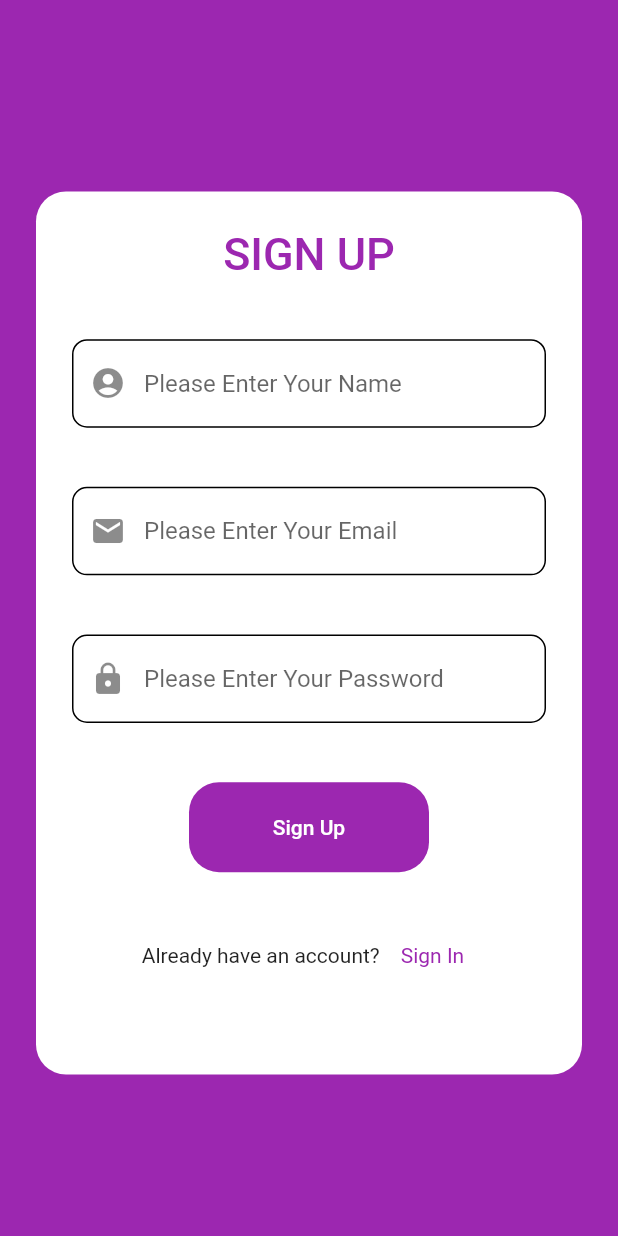
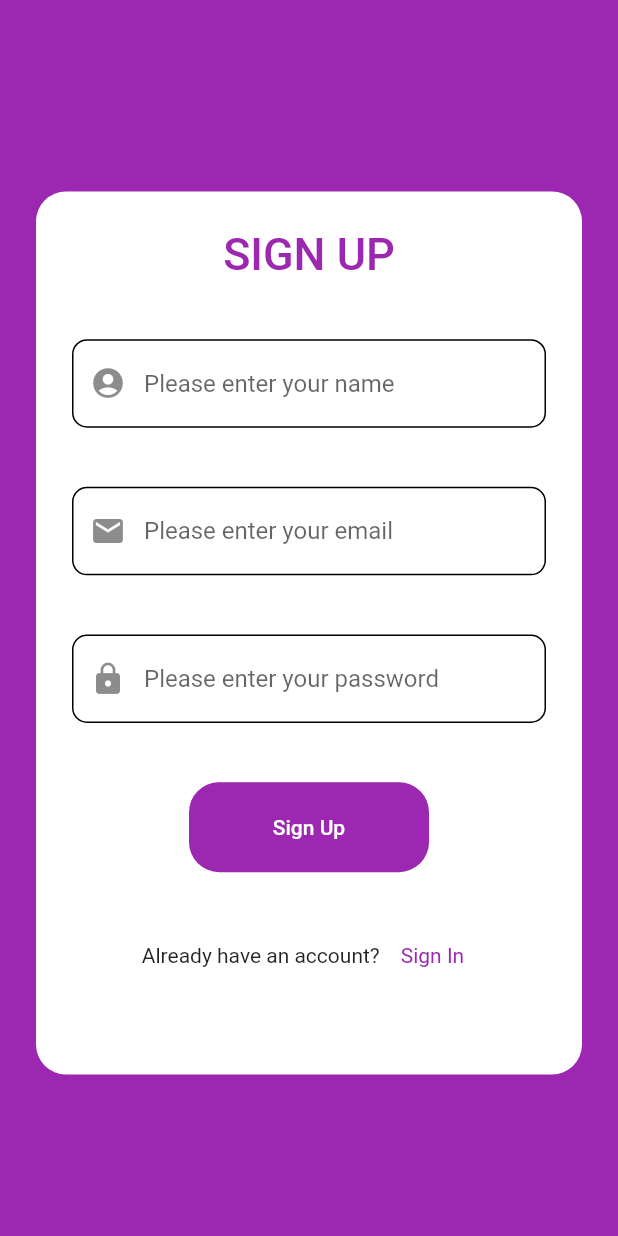
Before and after one commit to yogeshkumar24/e-commerce_demo, a Flutter app: the screen it shows after launch, after a tap on "Sign Up", on a phone screen of 412 x 824 dp. Run offline on Flutter 3.47's test engine with Material 2 defaults, Android fonts, the phone set to English and light mode, and no system bars; our stand-ins replace firebase_auth, firebase_core, flushbar; accounts and stored records are empty; network calls fail.

Commit message:
minor improvements

```diff
--- a/lib/Home/HomePage/home_page.dart
+++ b/lib/Home/HomePage/home_page.dart
@@ -42,6 +42,19 @@ class _HomePageState extends State<HomePage> {
                   showDialog(
                       context: context,
                       builder: (BuildContext context) {
+                        return logoutDialogWidget(context);
+                      });
+                },
+                child: Icon(Icons.more_vert)),
+            SizedBox(
+              width: 10,
+            ),
+          ],
+        ),
+        body: isListView ? buildListView() : buildGridView());
+  }
+
+  AlertDialog logoutDialogWidget(BuildContext context) {
     return AlertDialog(
                         title: Text("Logout"),
                         content: Text("Do you want to logout?"),
@@ -65,15 +78,6 @@ class _HomePageState extends State<HomePage> {
                           )
                         ],
                       );
-                      });
-                },
-                child: Icon(Icons.more_vert)),
-            SizedBox(
-              width: 10,
-            ),
-          ],
-        ),
-        body: isListView ? buildListView() : buildGridView());
   }
 
   Widget buildListView() {
--- a/lib/SignIn/SignInPage/sign_in_page.dart
+++ b/lib/SignIn/SignInPage/sign_in_page.dart
@@ -12,9 +12,10 @@ class SignInPage extends StatefulWidget {
 }
 
 class _SignInPageState extends State<SignInPage> {
-  bool isLoading = false;
   TextEditingController emailController = TextEditingController();
   TextEditingController passwordController = TextEditingController();
+  bool isLoading = false;
+
   @override
   Widget build(BuildContext context) {
     return Scaffold(
@@ -42,11 +43,11 @@ class _SignInPageState extends State<SignInPage> {
                     ),
                   ),
                   Spacer(),
-                  buildTextFormField(emailController, "Please Enter Your Email",
+                  buildTextFormField(emailController, "Please enter your email",
                       Icon(Icons.email)),
                   Spacer(),
                   buildTextFormField(passwordController,
-                      "Please Enter Password", Icon(Icons.lock),
+                      "Please enter password", Icon(Icons.lock),
                       isPassword: true),
                   SizedBox(
                     height: 6,
--- a/lib/SignUp/SignUpPage/sign_up_page.dart
+++ b/lib/SignUp/SignUpPage/sign_up_page.dart
@@ -50,14 +50,14 @@ class _SignUpPageState extends State<SignUpPage> {
                       ),
                     ),
                     Spacer(),
-                    buildTextFormField(nameController, "Please Enter Your Name",
+                    buildTextFormField(nameController, "Please enter your name",
                         Icon(Icons.account_circle)),
                     Spacer(),
                     buildTextFormField(emailController,
-                        "Please Enter Your Email", Icon(Icons.email)),
+                        "Please enter your email", Icon(Icons.email)),
                     Spacer(),
                     buildTextFormField(passwordController,
-                        "Please Enter Your Password", Icon(Icons.lock),
+                        "Please enter your password", Icon(Icons.lock),
                         isPassword: true),
                     Spacer(),
                     isLoading == true
```
Lines whose indentation alone changed are shown as unchanged.
